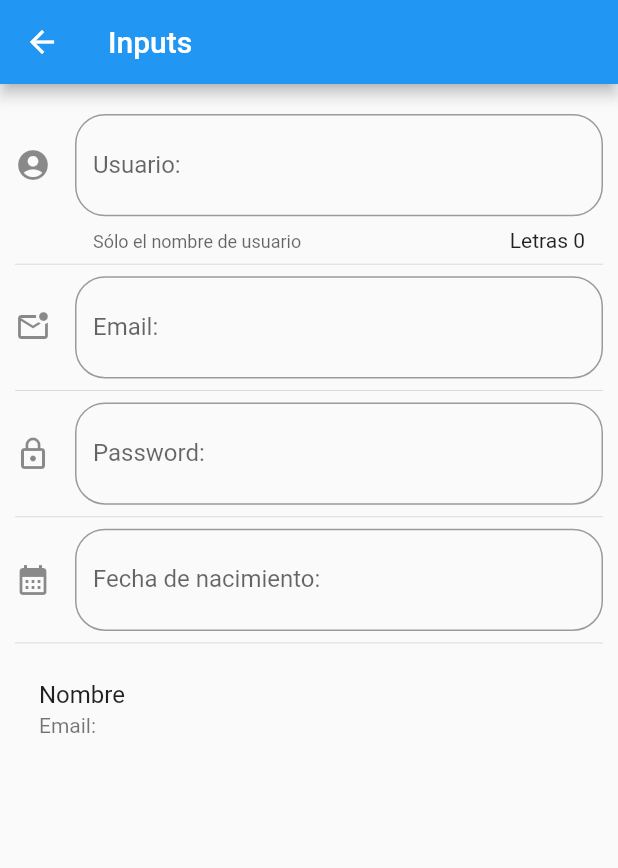
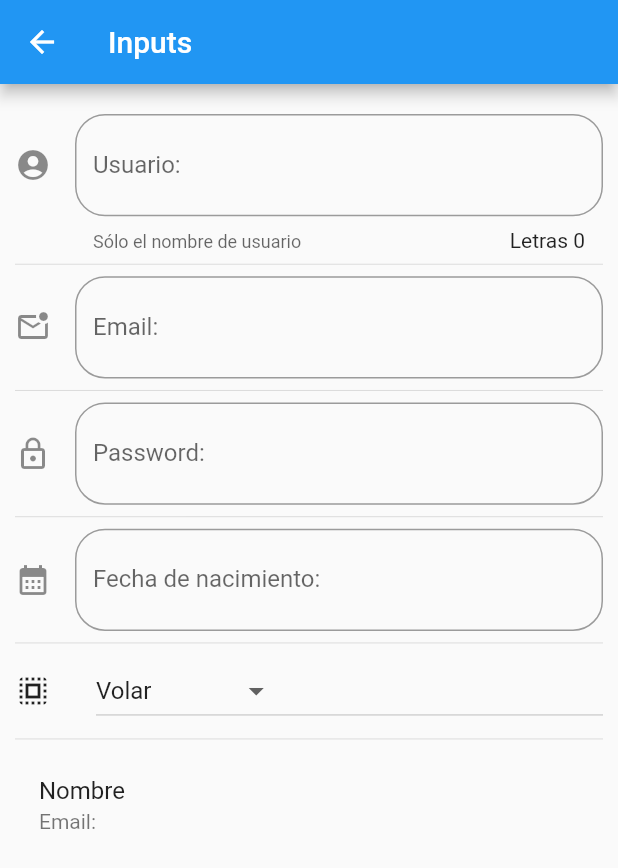
Before and after one commit to adrielmoreno/flutter-components, a Flutter app: the InputPage screen opened by its route, on a phone screen of 412 x 824 dp. Shown: the top 868 px of the screen. Run offline on Flutter 3.47's test engine with Material 2 defaults, Android fonts, the phone set to English and light mode, and no system bars.

Commit message:
Created DropdownMenu

```diff
--- a/lib/src/pages/input_page.dart
+++ b/lib/src/pages/input_page.dart
@@ -11,6 +11,14 @@ class _InputPageState extends State<InputPage> {
   String _nombre = '';
   String _email = '';
   String _fecha = '';
+  String _opcionSeleccionada = 'Volar';
+
+  final List<String> _poderes = [
+    'Volar',
+    'Rayos X',
+    'Super Aliento',
+    'Super Fuerza'
+  ];
   final TextEditingController _inputDateController = TextEditingController();
   @override
   Widget build(BuildContext context) {
@@ -28,6 +36,8 @@ class _InputPageState extends State<InputPage> {
           _crearPassword(),
           const Divider(),
           _crearFecha(context),
+          const Divider(),
+          _crearDropdown(),
           const Divider(),
           _crearPersona(),
         ],
@@ -139,4 +149,35 @@ class _InputPageState extends State<InputPage> {
       });
     }
   }
+
+  List<DropdownMenuItem<String>> getOptionsDropdwon() {
+    List<DropdownMenuItem<String>> lista = [];
+
+    for (var poder in _poderes) {
+      lista.add(DropdownMenuItem(
+        value: poder,
+        child: Text(poder),
+      ));
+    }
+    return lista;
+  }
+
+  Widget _crearDropdown() {
+    return Row(
+      children: <Widget>[
+        const Icon(Icons.select_all),
+        const SizedBox(width: 30.0),
+        Expanded(
+          child: DropdownButton(
+              value: _opcionSeleccionada,
+              items: getOptionsDropdwon(),
+              onChanged: (opt) {
+                setState(() {
+                  _opcionSeleccionada = opt.toString();
+                });
+              }),
+        )
+      ],
+    );
+  }
 }
```
